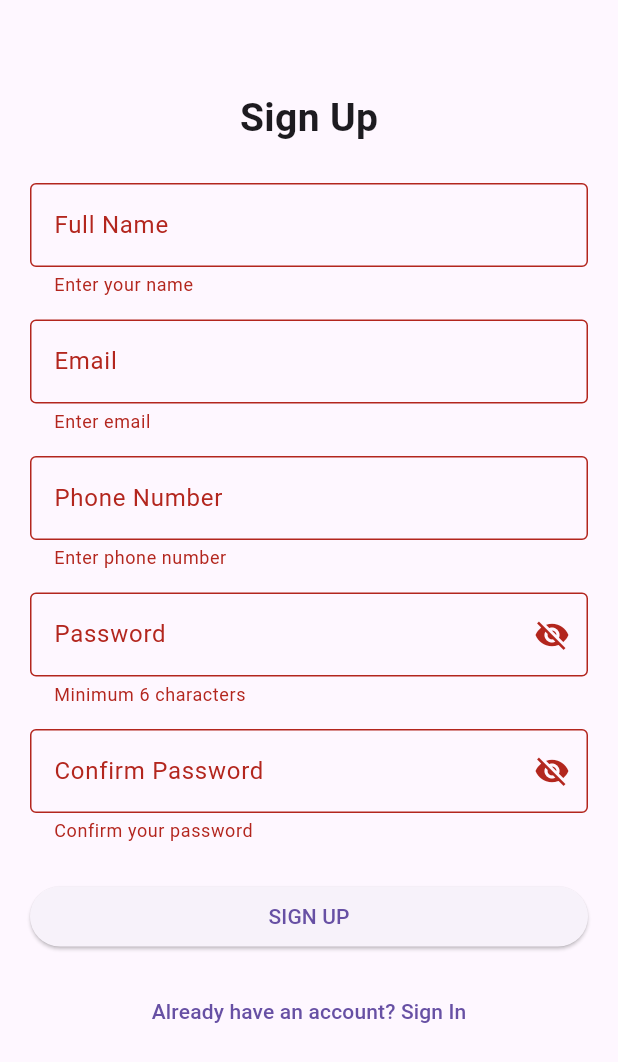
After one commit to Ermias5869/food_delivery, a Flutter app: the SignUpPage screen opened by its route, after a tap on "SIGN UP", on a phone screen of 412 x 824 dp. The commit adds this screen. Shown: the top 1062 px of the screen. Run offline on Flutter 3.47's test engine with Material 3 defaults, Android fonts, the phone set to English and light mode, and no system bars.

Commit message:
feat:signupPage

```diff
--- a/lib/main.dart
+++ b/lib/main.dart
@@ -1,7 +1,7 @@
 import 'package:flutter/material.dart';
 // Use correct package name
 import 'pages/SignInPage.dart';
-// import 'pages/SignInPage.dart';
+import 'pages/SignUpPage.dart';
 
 void main() {
   runApp(const MyApp());
@@ -19,7 +19,7 @@ class MyApp extends StatelessWidget {
       initialRoute: '/sign-in',
       routes: {
         '/sign-in': (context) => SignInPage(),
-        // '/sign-up': (context) => SignUpPage(),
+        '/sign-up': (context) => SignUpPage(),
       },
     );
   }
--- /dev/null
+++ b/lib/pages/SignUpPage.dart
@@ -0,0 +1,168 @@
+import 'package:flutter/material.dart';
+import 'SignInPage.dart';
+
+class SignUpPage extends StatefulWidget {
+  @override
+  _SignUpPageState createState() => _SignUpPageState();
+}
+
+class _SignUpPageState extends State<SignUpPage> {
+  final _formKey = GlobalKey<FormState>();
+
+  final TextEditingController _nameController = TextEditingController();
+  final TextEditingController _emailController = TextEditingController();
+  final TextEditingController _phoneController = TextEditingController();
+  final TextEditingController _passwordController = TextEditingController();
+  final TextEditingController _confirmPasswordController =
+      TextEditingController();
+
+  bool _obscurePassword = true;
+  bool _obscureConfirmPassword = true;
+
+  void _signUp() {
+    if (_formKey.currentState!.validate()) {
+      ScaffoldMessenger.of(
+        context,
+      ).showSnackBar(SnackBar(content: Text('Sign up button pressed')));
+    }
+  }
+
+  @override
+  Widget build(BuildContext context) {
+    return Scaffold(
+      body: SingleChildScrollView(
+        padding: const EdgeInsets.all(20),
+        child: Form(
+          key: _formKey,
+          child: Column(
+            mainAxisAlignment: MainAxisAlignment.center,
+            children: [
+              SizedBox(height: 40),
+
+              Text(
+                'Sign Up',
+                style: TextStyle(fontSize: 26, fontWeight: FontWeight.bold),
+              ),
+
+              SizedBox(height: 25),
+
+              // FULL NAME
+              TextFormField(
+                controller: _nameController,
+                decoration: InputDecoration(
+                  labelText: 'Full Name',
+                  border: OutlineInputBorder(),
+                ),
+                validator: (value) => value!.isEmpty ? 'Enter your name' : null,
+              ),
+
+              SizedBox(height: 15),
+
+              // EMAIL
+              TextFormField(
+                controller: _emailController,
+                decoration: InputDecoration(
+                  labelText: 'Email',
+                  border: OutlineInputBorder(),
+                ),
+                validator: (value) => value!.isEmpty ? 'Enter email' : null,
+              ),
+
+              SizedBox(height: 15),
+
+              // PHONE
+              TextFormField(
+                controller: _phoneController,
+                decoration: InputDecoration(
+                  labelText: 'Phone Number',
+                  border: OutlineInputBorder(),
+                ),
+                validator: (value) =>
+                    value!.isEmpty ? 'Enter phone number' : null,
+              ),
+
+              SizedBox(height: 15),
+
+              // PASSWORD
+              TextFormField(
+                controller: _passwordController,
+                obscureText: _obscurePassword,
+                decoration: InputDecoration(
+                  labelText: 'Password',
+                  border: OutlineInputBorder(),
+                  suffixIcon: IconButton(
+                    icon: Icon(
+                      _obscurePassword
+                          ? Icons.visibility_off
+                          : Icons.visibility,
+                    ),
+                    onPressed: () {
+                      setState(() {
+                        _obscurePassword = !_obscurePassword;
+                      });
+                    },
+                  ),
+                ),
+                validator: (value) =>
+                    value!.length < 6 ? 'Minimum 6 characters' : null,
+              ),
+
+              SizedBox(height: 15),
+
+              // CONFIRM PASSWORD
+              TextFormField(
+                controller: _confirmPasswordController,
+                obscureText: _obscureConfirmPassword,
+                decoration: InputDecoration(
+                  labelText: 'Confirm Password',
+                  border: OutlineInputBorder(),
+                  suffixIcon: IconButton(
+                    icon: Icon(
+                      _obscureConfirmPassword
+                          ? Icons.visibility_off
+                          : Icons.visibility,
+                    ),
+                    onPressed: () {
+                      setState(() {
+                        _obscureConfirmPassword = !_obscureConfirmPassword;
+                      });
+                    },
+                  ),
+                ),
+                validator: (value) {
+                  if (value!.isEmpty) return 'Confirm your password';
+                  if (value != _passwordController.text) {
+                    return 'Passwords do not match';
+                  }
+                  return null;
+                },
+              ),
+
+              SizedBox(height: 25),
+
+              SizedBox(
+                width: double.infinity,
+                child: ElevatedButton(
+                  onPressed: _signUp,
+                  child: Text('SIGN UP'),
+                ),
+              ),
+
+              SizedBox(height: 15),
+
+              TextButton(
+                onPressed: () {
+                  Navigator.pushReplacement(
+                    context,
+                    MaterialPageRoute(builder: (_) => SignInPage()),
+                  );
+                },
+                child: Text('Already have an account? Sign In'),
+              ),
+            ],
+          ),
+        ),
+      ),
+    );
+  }
+}
```
Also changed, not shown: pubspec.lock.
